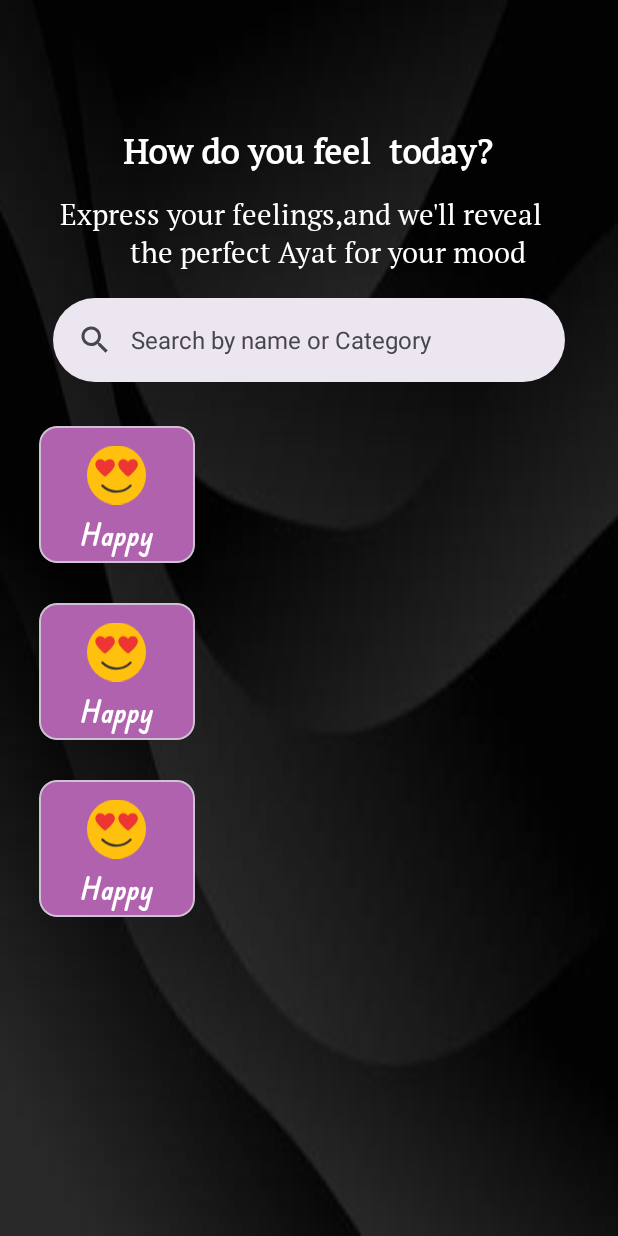
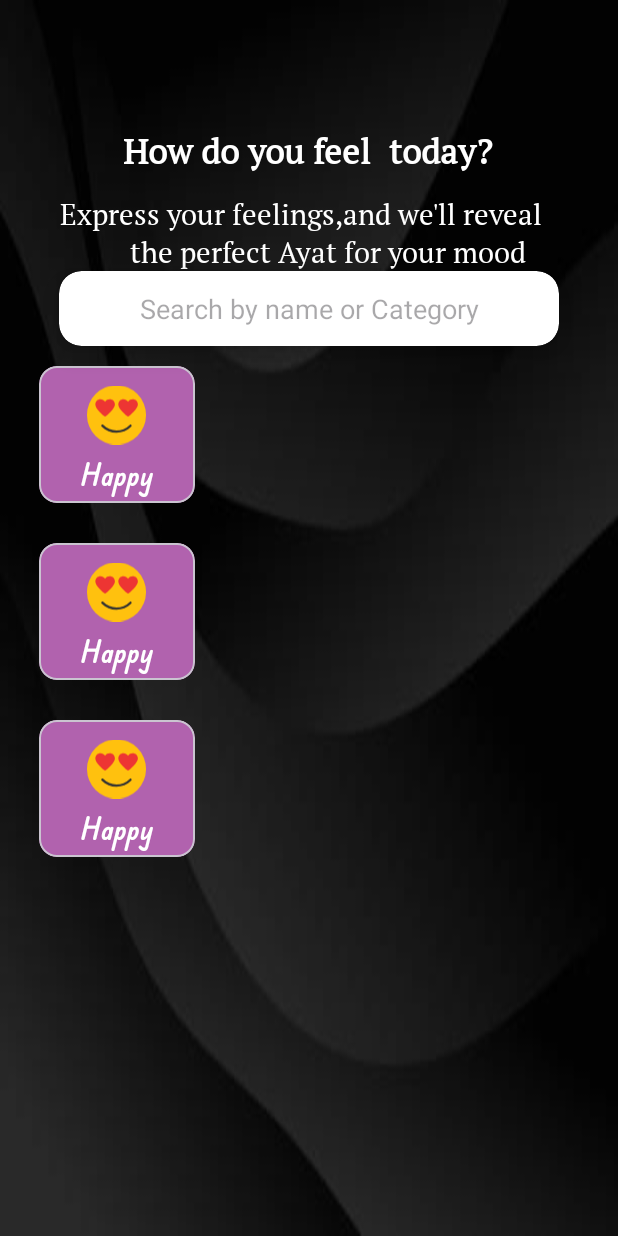
Before and after one commit to HumaAnwar/Mood-App, an Android app: the layout activity_main.xml on its own in the app's theme, with its tools: preview values and no code run, on a phone screen of 412 x 824 dp. Run offline under Robolectric (Android 15) with nearby library versions, the phone set to English and light mode, and no system bars.

Commit message:
Searchbaar

```diff
--- a/app/src/main/java/com/example/moodapp/Adapter/MoodAdapter.kt
+++ b/app/src/main/java/com/example/moodapp/Adapter/MoodAdapter.kt
@@ -3,13 +3,11 @@ package com.example.moodapp.Adapter
 import android.content.Context
 import android.view.LayoutInflater
 import android.view.ViewGroup
-import android.widget.AdapterView.OnItemClickListener
 import androidx.recyclerview.widget.RecyclerView
-import androidx.viewbinding.ViewBinding
 import com.example.moodapp.Model.MoodModel
 import com.example.moodapp.databinding.MoodItemBinding
 
-class MoodAdapter(var context: Context, var list: ArrayList<MoodModel>,var listener:OnItemClickListener) : RecyclerView.Adapter<MoodAdapter.ViewHolder>() {
+class MoodAdapter(var context: Context, var list: List<MoodModel>, var listener:OnItemClickListener) : RecyclerView.Adapter<MoodAdapter.ViewHolder>() {
   inner class ViewHolder(var binding: MoodItemBinding):RecyclerView.ViewHolder(binding.root){
 
   }
--- a/app/src/main/java/com/example/moodapp/Ui/QuotesActivity.kt
+++ b/app/src/main/java/com/example/moodapp/Ui/QuotesActivity.kt
@@ -85,7 +85,7 @@ class QuotesActivity : AppCompatActivity(), TextToSpeech.OnInitListener {
                     binding.translation.text = translation ?: "No translation found for this mood."
                     binding.moodemoji.setImageResource(emojiResId) // Set the emoji
 
-                    currentText = "${binding.ayat.text} ${binding.translation.text}"
+                    currentText = binding.translation.text.toString()
                 } else {
                     binding.ayat.text = "Document does not exist."
                     binding.translation.text = ""
--- a/app/src/main/res/layout/activity_main.xml
+++ b/app/src/main/res/layout/activity_main.xml
@@ -31,19 +31,29 @@
         android:layout_marginTop="@dimen/_10sdp"
         android:id="@+id/t2"
         android:fontFamily="@font/ptserifregular"/>
+<androidx.cardview.widget.CardView
+    android:layout_width="match_parent"
+    android:id="@+id/cvSearch"
+    android:layout_below="@id/t2"
+app:cardBackgroundColor="@color/white"
+    app:cardElevation="10dp"
+    android:layout_marginHorizontal="20dp"
+    app:cardCornerRadius="15dp"
+    android:layout_height="50dp">
+    <EditText
+        android:layout_width="match_parent"
+        android:layout_height="match_parent"
+        android:id="@+id/search"
+        android:gravity="center"
+        android:background="@android:color/transparent"
 
-    <com.google.android.material.search.SearchBar
-        android:layout_width="match_parent"
-        android:layout_height="wrap_content"
-        android:layout_below="@id/t2"
-        android:layout_marginTop="18dp"
-        android:id="@+id/search"
-        android:background="@drawable/search_bg"
         android:hint="Search by name or Category" />
+</androidx.cardview.widget.CardView>
+
 <androidx.recyclerview.widget.RecyclerView
     android:layout_width="wrap_content"
     android:layout_height="wrap_content"
-    android:layout_below="@id/search"
+    android:layout_below="@id/cvSearch"
     tools:listitem="@layout/mood_item"
     android:id="@+id/rv"/>
 </RelativeLayout>
```
Also changed, not shown: app/src/main/java/com/example/moodapp/MainActivity.kt (+23 -7 lines).
